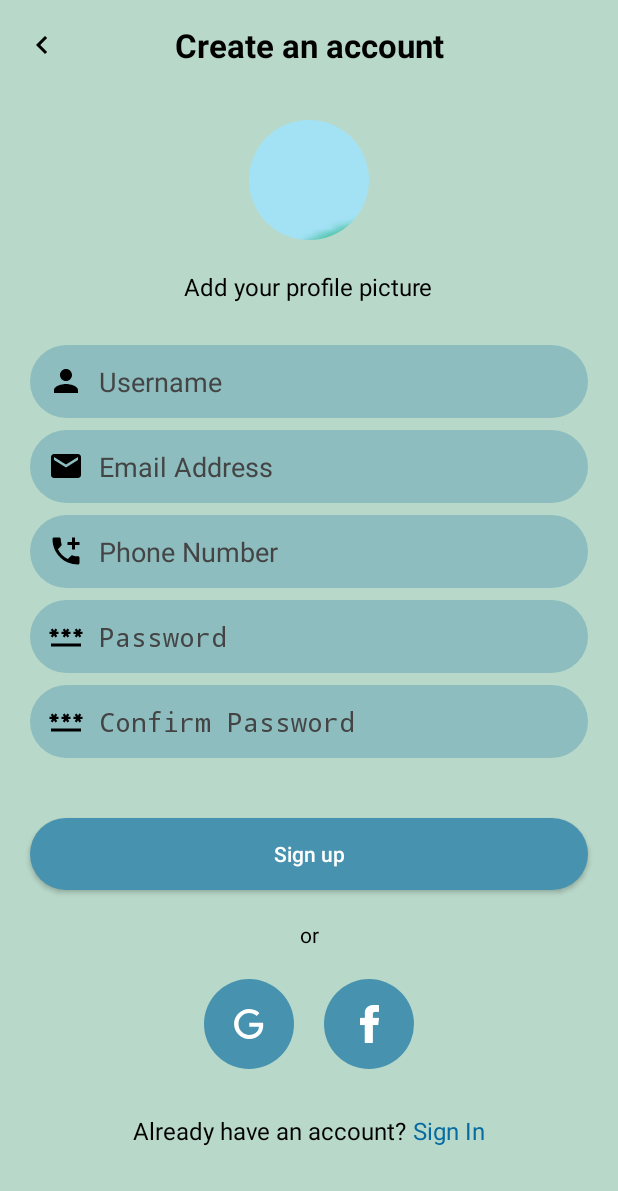
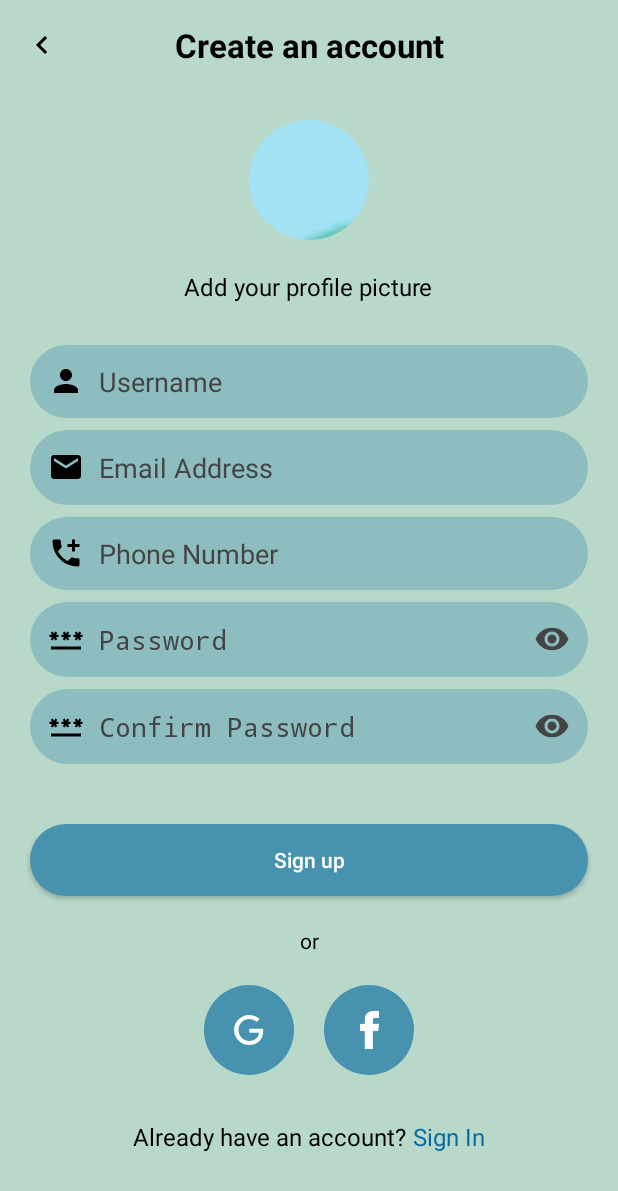
Before and after one commit to hmzi67/Secure-Zone, an Android app: the SignUpActivity screen opened directly, with no data from a screen before it, on a phone screen of 412 x 824 dp. Shown: the top 1191 px of the screen. Run offline under Robolectric (Android 15) with nearby library versions, the phone set to English and light mode, and no system bars; our stand-ins replace CircleImageView, Firebase (no records; nobody signed in at launch, a user with empty details on screens opened directly).

Commit message:
Hamza: updating sign up ui

```diff
--- a/app/src/main/res/layout/activity_sign_up.xml
+++ b/app/src/main/res/layout/activity_sign_up.xml
@@ -44,15 +44,6 @@
             android:layout_width="match_parent"
             android:layout_height="match_parent"
             android:orientation="vertical">
-
-<!--            <TextView-->
-<!--                android:layout_width="match_parent"-->
-<!--                android:layout_height="wrap_content"-->
-<!--                android:text="Create Account"-->
-<!--                android:textSize="18sp"-->
-<!--                android:gravity="center"-->
-<!--                android:layout_marginTop="40dp"-->
-<!--                />-->
 
             <de.hdodenhof.circleimageview.CircleImageView
                 android:id="@+id/changeAvatar"
@@ -103,21 +94,31 @@
                     android:paddingEnd="12dp"
                     android:layout_gravity="center" />
 
+                <com.google.android.material.textfield.TextInputLayout
+                    android:id="@+id/email_toggle"
+                    android:layout_width="match_parent"
+                    android:layout_height="wrap_content"
+                    android:gravity="center"
+                    app:hintEnabled="false"
+                    android:layout_marginTop="8dp"
+                    android:orientation="horizontal">
+
                     <android.widget.EditText
                         android:id="@+id/userEmail"
                         android:layout_width="match_parent"
-                    android:layout_height="wrap_content"
-                    android:padding="12dp"
-                    android:layout_marginTop="8dp"
-                    android:drawableStart="@drawable/ic_email"
+                        android:layout_height="50dp"
                         android:background="@drawable/bg_field"
                         android:drawablePadding="10dp"
+                        android:drawableStart="@drawable/ic_email"
+                        android:textColor="@color/black"
+                        android:textColorHint="#444444"
+                        android:padding="12dp"
+                        android:ems="10"
                         android:hint="Email Address"
                         android:inputType="textEmailAddress"
                         android:paddingStart="12dp"
-                    android:paddingEnd="12dp"
-                    android:textColorHint="#444444"
-                    android:layout_gravity="center" />
+                        android:paddingEnd="12dp" />
+                </com.google.android.material.textfield.TextInputLayout>
 
                 <android.widget.EditText
                     android:id="@+id/userPhone"
@@ -135,39 +136,67 @@
                     android:paddingEnd="12dp"
                     android:layout_gravity="center" />
 
+                <com.google.android.material.textfield.TextInputLayout
+                    android:id="@+id/password_toggle"
+                    android:layout_width="match_parent"
+                    android:layout_height="wrap_content"
+                    android:gravity="center"
+                    app:hintEnabled="false"
+                    android:layout_marginTop="8dp"
+                    android:orientation="horizontal"
+                    app:passwordToggleTint="#444444"
+                    app:passwordToggleEnabled="true">
+
                     <android.widget.EditText
                         android:id="@+id/userPassword"
                         android:layout_width="match_parent"
-                    android:layout_height="wrap_content"
-                    android:padding="12dp"
-                    android:layout_marginTop="8dp"
+                        android:layout_height="50dp"
+                        android:background="@drawable/bg_field"
+                        android:textColor="@color/black"
                         android:drawableStart="@drawable/ic_password"
                         android:drawableTint="@color/black"
-                    android:background="@drawable/bg_field"
                         android:drawablePadding="10dp"
+                        android:ems="10"
+                        android:freezesText="true"
                         android:hint="Password"
+                        android:textColorHint="#444444"
                         android:inputType="textPassword"
-                    android:textColorHint="#444444"
+                        android:padding="12dp"
                         android:paddingStart="12dp"
-                    android:paddingEnd="12dp"
-                    android:layout_gravity="center" />
+                        android:paddingEnd="12dp"/>
+                </com.google.android.material.textfield.TextInputLayout>
+
+
+                <com.google.android.material.textfield.TextInputLayout
+                    android:id="@+id/confirmPassword_toggle"
+                    android:layout_width="match_parent"
+                    android:layout_height="wrap_content"
+                    android:gravity="center"
+                    app:hintEnabled="false"
+                    android:layout_marginTop="8dp"
+                    android:orientation="horizontal"
+                    app:passwordToggleTint="#444444"
+                    app:passwordToggleEnabled="true">
 
                     <android.widget.EditText
                         android:id="@+id/userConfirmPassword"
                         android:layout_width="match_parent"
-                    android:layout_height="wrap_content"
-                    android:padding="12dp"
-                    android:layout_marginTop="8dp"
+                        android:layout_height="50dp"
+                        android:background="@drawable/bg_field"
+                        android:textColor="@color/black"
                         android:drawableStart="@drawable/ic_password"
                         android:drawableTint="@color/black"
-                    android:background="@drawable/bg_field"
                         android:drawablePadding="10dp"
+                        android:ems="10"
+                        android:freezesText="true"
                         android:hint="Confirm Password"
+                        android:textColorHint="#444444"
                         android:inputType="textPassword"
-                    android:textColorHint="#444444"
+                        android:padding="12dp"
                         android:paddingStart="12dp"
-                    android:paddingEnd="12dp"
-                    android:layout_gravity="center" />
+                        android:paddingEnd="12dp"/>
+                </com.google.android.material.textfield.TextInputLayout>
+
 
             </LinearLayout>
 
```
Lines whose indentation alone changed are shown as unchanged.
